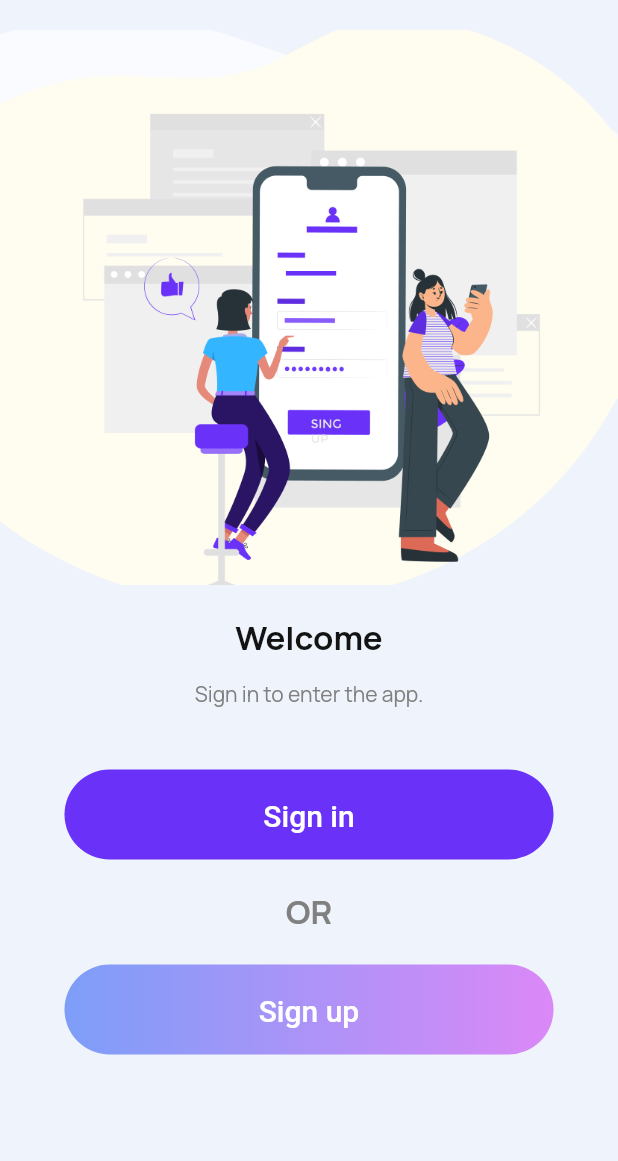
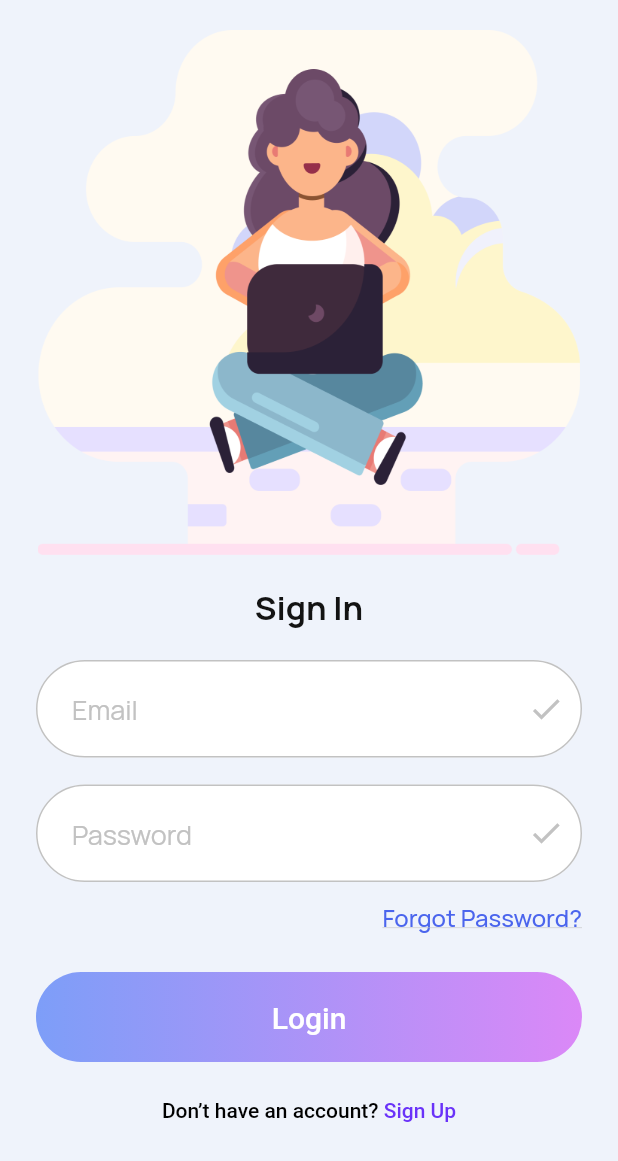
Before and after one commit to Manuelkpatsu/learning_app, a Flutter app: the WelcomeScreen screen opened by its route, after a tap on "Sign in", on a phone screen of 412 x 824 dp. Shown: the top 1161 px of the screen. Run offline on Flutter 3.47's test engine with Material 2 defaults, Android fonts, the phone set to English and light mode, and no system bars; our stand-ins replace equatable, flutter_svg, google_fonts, smooth_page_indicator.

Commit message:
Implement signin screen

```diff
--- a/lib/router.dart
+++ b/lib/router.dart
@@ -1,5 +1,6 @@
 import 'package:flutter/material.dart';
 
+import 'screen/auth/sign_in/sign_in_screen.dart';
 import 'screen/onboard/onboard_screen.dart';
 import 'screen/splash/splash_screen.dart';
 import 'screen/welcome/welcome_screen.dart';
@@ -12,6 +13,8 @@ Route<dynamic> generateRoute(RouteSettings settings) {
       return MaterialPageRoute(builder: (_) => const OnboardScreen());
     case WelcomeScreen.routeName:
       return MaterialPageRoute(builder: (_) => const WelcomeScreen());
+    case SignInScreen.routeName:
+      return MaterialPageRoute(builder: (_) => const SignInScreen());
     default:
       return MaterialPageRoute(
         builder: (_) => Scaffold(
--- /dev/null
+++ b/lib/screen/auth/sign_in/sign_in_screen.dart
@@ -0,0 +1,86 @@
+import 'package:flutter/material.dart';
+import 'package:learning_app/screen/widget/gradient_button.dart';
+import 'package:learning_app/screen/widget/password_input_field.dart';
+import 'package:learning_app/screen/widget/text_input_field.dart';
+import 'package:learning_app/theme/custom_color.dart';
+import 'package:learning_app/utils/validator.dart';
+
+import 'widget/create_account.dart';
+import 'widget/forgot_password_button.dart';
+import 'widget/sign_in_image.dart';
+import 'widget/sign_in_text.dart';
+
+class SignInScreen extends StatefulWidget {
+  static const routeName = '/sign_in';
+
+  const SignInScreen({Key? key}) : super(key: key);
+
+  @override
+  State<SignInScreen> createState() => _SignInScreenState();
+}
+
+class _SignInScreenState extends State<SignInScreen> {
+  final GlobalKey<FormState> _loginFormKey = GlobalKey<FormState>();
+  final TextEditingController _emailController = TextEditingController();
+  final TextEditingController _passwordController = TextEditingController();
+
+  @override
+  void dispose() {
+    _emailController.dispose();
+    _passwordController.dispose();
+    super.dispose();
+  }
+
+  @override
+  Widget build(BuildContext context) {
+    return Scaffold(
+      body: SafeArea(
+        child: SingleChildScrollView(
+          padding: const EdgeInsets.symmetric(horizontal: 24),
+          child: Form(
+            key: _loginFormKey,
+            child: Column(
+              children: [
+                const SizedBox(height: 20),
+                const SignInImage(),
+                const SizedBox(height: 20),
+                const SignInText(),
+                const SizedBox(height: 20),
+                TextInputField(
+                  controller: _emailController,
+                  hintText: 'Email',
+                  suffixIcon: const Icon(Icons.check, color: CustomColor.textFieldBorderColor),
+                  inputType: TextInputType.emailAddress,
+                  inputAction: TextInputAction.next,
+                  validator: Validator.email,
+                ),
+                const SizedBox(height: 18),
+                PasswordInputField(
+                  controller: _passwordController,
+                  hintText: 'Password',
+                  suffixIcon: const Icon(Icons.check, color: CustomColor.textFieldBorderColor),
+                  inputAction: TextInputAction.done,
+                  validator: Validator.password,
+                ),
+                const SizedBox(height: 11),
+                ForgotPasswordButton(onTap: () {}),
+                const SizedBox(height: 25),
+                GradientButton(
+                  onPressed: () {
+                    if (_loginFormKey.currentState!.validate()) {
+                      debugPrint('Login successfully!');
+                    }
+                  },
+                  widget: const Text('Login'),
+                ),
+                const SizedBox(height: 20),
+                CreateAccount(onTap: () {}),
+                const SizedBox(height: 50),
+              ],
+            ),
+          ),
+        ),
+      ),
+    );
+  }
+}
--- /dev/null
+++ b/lib/screen/auth/sign_in/widget/create_account.dart
@@ -0,0 +1,37 @@
+import 'package:flutter/gestures.dart';
+import 'package:flutter/material.dart';
+import 'package:learning_app/theme/custom_color.dart';
+
+class CreateAccount extends StatelessWidget {
+  final VoidCallback? onTap;
+
+  const CreateAccount({Key? key, required this.onTap}) : super(key: key);
+
+  @override
+  Widget build(BuildContext context) {
+    return Align(
+      alignment: Alignment.center,
+      child: RichText(
+        textAlign: TextAlign.center,
+        text: TextSpan(
+          text: 'Don’t have an account? ',
+          style: const TextStyle(
+            color: Colors.black,
+            fontSize: 14,
+            fontWeight: FontWeight.w500,
+            height: 1.5,
+          ),
+          children: [
+            TextSpan(
+              text: 'Sign Up',
+              recognizer: TapGestureRecognizer()..onTap = onTap,
+              style: const TextStyle(
+                color: CustomColor.primaryColor,
+              ),
+            ),
+          ],
+        ),
+      ),
+    );
+  }
+}
--- /dev/null
+++ b/lib/screen/auth/sign_in/widget/forgot_password_button.dart
@@ -0,0 +1,33 @@
+import 'package:flutter/material.dart';
+import 'package:learning_app/theme/custom_color.dart';
+
+class ForgotPasswordButton extends StatelessWidget {
+  final VoidCallback? onTap;
+
+  const ForgotPasswordButton({Key? key, required this.onTap}) : super(key: key);
+
+  @override
+  Widget build(BuildContext context) {
+    return Align(
+      alignment: Alignment.centerRight,
+      child: InkWell(
+        splashColor: CustomColor.blueAccentColor.withOpacity(0.1),
+        highlightColor: CustomColor.blueAccentColor.withOpacity(0.1),
+        onTap: onTap,
+        child: const Text(
+          'Forgot Password?',
+          style: TextStyle(
+            fontSize: 16,
+            height: 1.5,
+            fontWeight: FontWeight.w500,
+            color: CustomColor.blueAccentColor,
+            decoration: TextDecoration.underline,
+            decorationColor: CustomColor.textFieldBorderColor,
+            decorationThickness: 1.0,
+            decorationStyle: TextDecorationStyle.solid,
+          ),
+        ),
+      ),
+    );
+  }
+}
--- /dev/null
+++ b/lib/screen/auth/sign_in/widget/sign_in_image.dart
@@ -0,0 +1,15 @@
+import 'package:flutter/material.dart';
+
+class SignInImage extends StatelessWidget {
+  const SignInImage({Key? key}) : super(key: key);
+
+  @override
+  Widget build(BuildContext context) {
+    return Image.asset(
+      'assets/images/signin.png',
+      height: 350,
+      width: double.infinity,
+      fit: BoxFit.contain,
+    );
+  }
+}
--- /dev/null
+++ b/lib/screen/auth/sign_in/widget/sign_in_text.dart
@@ -0,0 +1,19 @@
+import 'package:flutter/material.dart';
+import 'package:learning_app/theme/custom_color.dart';
+
+class SignInText extends StatelessWidget {
+  const SignInText({Key? key}) : super(key: key);
+
+  @override
+  Widget build(BuildContext context) {
+    return const Text(
+      'Sign In',
+      style: TextStyle(
+        color: CustomColor.titleColor,
+        fontSize: 22,
+        fontWeight: FontWeight.w700,
+        height: 1.36,
+      ),
+    );
+  }
+}
--- a/lib/screen/welcome/welcome_screen.dart
+++ b/lib/screen/welcome/welcome_screen.dart
@@ -1,4 +1,5 @@
 import 'package:flutter/material.dart';
+import 'package:learning_app/screen/auth/sign_in/sign_in_screen.dart';
 import 'package:learning_app/screen/widget/custom_button.dart';
 import 'package:learning_app/screen/widget/gradient_button.dart';
 
@@ -29,7 +30,12 @@ class WelcomeScreen extends StatelessWidget {
               padding: const EdgeInsets.symmetric(horizontal: 43),
               child: CustomButton(
                 widget: const Text('Sign in'),
-                onPressed: () {},
+                onPressed: () {
+                  Navigator.of(context).pushNamedAndRemoveUntil(
+                    SignInScreen.routeName,
+                    (route) => false,
+                  );
+                },
               ),
             ),
             const SizedBox(height: 20),
--- /dev/null
+++ b/lib/screen/widget/password_input_field.dart
@@ -0,0 +1,100 @@
+import 'package:flutter/material.dart';
+import 'package:learning_app/theme/custom_color.dart';
+
+class PasswordInputField extends StatelessWidget {
+  final TextEditingController controller;
+  final TextInputType? inputType;
+  final TextInputAction? inputAction;
+  final FormFieldValidator<String>? validator;
+  final TextCapitalization textCapitalization;
+  final String hintText;
+  final void Function(String)? onChanged;
+  final bool? isDense;
+  final EdgeInsetsGeometry contentPadding;
+  final double borderRadius;
+  final Widget? suffixIcon;
+  final Widget? prefixIcon;
+  final Color? fillColor;
+
+  const PasswordInputField({
+    Key? key,
+    required this.controller,
+    this.inputType,
+    this.inputAction,
+    this.validator,
+    required this.hintText,
+    this.textCapitalization = TextCapitalization.none,
+    this.onChanged,
+    this.isDense,
+    this.contentPadding = const EdgeInsets.symmetric(horizontal: 24, vertical: 18),
+    this.borderRadius = 49,
+    this.prefixIcon,
+    this.suffixIcon,
+    this.fillColor,
+  }) : super(key: key);
+
+  @override
+  Widget build(BuildContext context) {
+    return TextFormField(
+      controller: controller,
+      onChanged: onChanged,
+      obscureText: true,
+      cursorColor: CustomColor.primaryColor,
+      autovalidateMode: AutovalidateMode.onUserInteraction,
+      style: const TextStyle(
+        fontSize: 20,
+        fontWeight: FontWeight.w500,
+        color: CustomColor.primaryColor,
+        height: 1.45,
+      ),
+      decoration: InputDecoration(
+        contentPadding: contentPadding,
+        isDense: isDense,
+        prefixIcon: prefixIcon,
+        suffixIcon: suffixIcon,
+        border: OutlineInputBorder(
+          borderRadius: BorderRadius.circular(borderRadius),
+          borderSide: const BorderSide(color: CustomColor.textFieldBorderColor, width: 1.0),
+        ),
+        enabledBorder: OutlineInputBorder(
+          borderRadius: BorderRadius.circular(borderRadius),
+          borderSide: const BorderSide(color: CustomColor.textFieldBorderColor, width: 1.0),
+        ),
+        focusedBorder: OutlineInputBorder(
+          borderRadius: BorderRadius.circular(borderRadius),
+          borderSide: const BorderSide(color: CustomColor.primaryColor, width: 1.0),
+        ),
+        errorBorder: OutlineInputBorder(
+          borderRadius: BorderRadius.circular(borderRadius),
+          borderSide: BorderSide(color: CustomColor.errorColor.withOpacity(0.53), width: 1.0),
+        ),
+        focusedErrorBorder: OutlineInputBorder(
+          borderRadius: BorderRadius.circular(borderRadius),
+          borderSide: BorderSide(color: CustomColor.errorColor.withOpacity(0.53), width: 1.0),
+        ),
+        filled: true,
+        fillColor: fillColor ?? Colors.white,
+        hintText: hintText,
+        prefixIconColor: CustomColor.textFieldBorderColor,
+        suffixIconColor: CustomColor.textFieldBorderColor,
+        hintStyle: const TextStyle(
+          fontSize: 18,
+          fontWeight: FontWeight.w400,
+          color: CustomColor.textFieldBorderColor,
+          height: 1.38,
+        ),
+        errorStyle: TextStyle(
+          fontSize: 18,
+          fontWeight: FontWeight.w400,
+          color: CustomColor.errorColor.withOpacity(0.53),
+          height: 1.38,
+        ),
+      ),
+      obscuringCharacter: '*',
+      keyboardType: inputType,
+      textInputAction: inputAction,
+      validator: validator,
+      textCapitalization: textCapitalization,
+    );
+  }
+}
--- /dev/null
+++ b/lib/screen/widget/text_input_field.dart
@@ -0,0 +1,144 @@
+import 'package:flutter/material.dart';
+import 'package:flutter/services.dart';
+import 'package:learning_app/theme/custom_color.dart';
+
+class TextInputField extends StatelessWidget {
+  final TextEditingController controller;
+  final TextInputType? inputType;
+  final TextInputAction? inputAction;
+  final FormFieldValidator<String>? validator;
+  final TextCapitalization textCapitalization;
+  final String hintText;
+  final Widget? suffixIcon;
+  final Widget? prefixIcon;
+  final Widget? prefix;
+  final String? prefixText;
+  final String? suffixText;
+  final TextStyle? prefixTextStyle;
+  final TextStyle? suffixTextStyle;
+  final BoxConstraints? prefixIconConstraints;
+  final void Function(String)? onChanged;
+  final int? maxLines;
+  final List<TextInputFormatter>? inputFormatters;
+  final Iterable<String>? autofillHints;
+  final void Function()? onTap;
+  final void Function(String?)? onSaved;
+  final bool autofocus;
+  final EdgeInsetsGeometry contentPadding;
+  final bool? enabled;
+  final bool readOnly;
+  final void Function(String)? onFieldSubmitted;
+  final bool? isDense;
+  final double borderRadius;
+  final Color? fillColor;
+
+  const TextInputField({
+    Key? key,
+    required this.controller,
+    this.inputType,
+    this.inputAction,
+    this.validator,
+    required this.hintText,
+    this.suffixIcon,
+    this.prefixIcon,
+    this.textCapitalization = TextCapitalization.none,
+    this.onChanged,
+    this.maxLines,
+    this.inputFormatters,
+    this.autofillHints,
+    this.onTap,
+    this.onSaved,
+    this.autofocus = false,
+    this.contentPadding = const EdgeInsets.symmetric(horizontal: 24, vertical: 18),
+    this.enabled,
+    this.readOnly = false,
+    this.onFieldSubmitted,
+    this.isDense,
+    this.borderRadius = 49,
+    this.prefix,
+    this.prefixIconConstraints,
+    this.fillColor,
+    this.prefixText,
+    this.suffixText,
+    this.prefixTextStyle,
+    this.suffixTextStyle,
+  }) : super(key: key);
+
+  @override
+  Widget build(BuildContext context) {
+    return TextFormField(
+      autofocus: autofocus,
+      controller: controller,
+      cursorColor: CustomColor.primaryColor,
+      onChanged: onChanged,
+      autovalidateMode: AutovalidateMode.onUserInteraction,
+      style: const TextStyle(
+        fontSize: 20,
+        fontWeight: FontWeight.w500,
+        color: CustomColor.primaryColor,
+        height: 1.45,
+      ),
+      inputFormatters: inputFormatters,
+      autofillHints: autofillHints,
+      onTap: onTap,
+      onSaved: onSaved,
+      enabled: enabled,
+      readOnly: readOnly,
+      onFieldSubmitted: onFieldSubmitted,
+      decoration: InputDecoration(
+        isDense: isDense,
+        contentPadding: contentPadding,
+        prefixIcon: prefixIcon,
+        suffixIcon: suffixIcon,
+        prefix: prefix,
+        prefixIconConstraints: prefixIconConstraints,
+        border: OutlineInputBorder(
+          borderRadius: BorderRadius.circular(borderRadius),
+          borderSide: const BorderSide(color: CustomColor.textFieldBorderColor, width: 1.0),
+        ),
+        enabledBorder: OutlineInputBorder(
+          borderRadius: BorderRadius.circular(borderRadius),
+          borderSide: const BorderSide(color: CustomColor.textFieldBorderColor, width: 1.0),
+        ),
+        focusedBorder: OutlineInputBorder(
+          borderRadius: BorderRadius.circular(borderRadius),
+          borderSide: const BorderSide(color: CustomColor.primaryColor, width: 1.0),
+        ),
+        errorBorder: OutlineInputBorder(
+          borderRadius: BorderRadius.circular(borderRadius),
+          borderSide: const BorderSide(color: CustomColor.errorColor, width: 1.0),
+        ),
+        focusedErrorBorder: OutlineInputBorder(
+          borderRadius: BorderRadius.circular(borderRadius),
+          borderSide: const BorderSide(color: CustomColor.errorColor, width: 1.0),
+        ),
+        filled: true,
+        fillColor: fillColor ?? Colors.white,
+        hintText: hintText,
+        suffixText: suffixText,
+        prefixText: prefixText,
+        suffixStyle: suffixTextStyle,
+        prefixStyle: prefixTextStyle,
+        prefixIconColor: CustomColor.textFieldBorderColor,
+        suffixIconColor: CustomColor.textFieldBorderColor,
+        hintStyle: const TextStyle(
+          fontSize: 18,
+          fontWeight: FontWeight.w400,
+          color: CustomColor.textFieldBorderColor,
+          height: 1.38,
+        ),
+        errorStyle: TextStyle(
+          fontSize: 18,
+          fontWeight: FontWeight.w400,
+          color: CustomColor.errorColor.withOpacity(0.53),
+          height: 1.38,
+        ),
+      ),
+      keyboardType: inputType,
+      textInputAction: inputAction,
+      validator: validator,
+      textCapitalization: textCapitalization,
+      maxLines: maxLines,
+    );
+  }
+}
```
Also changed, not shown: lib/utils/validator.dart (added, +270 -0 lines).
